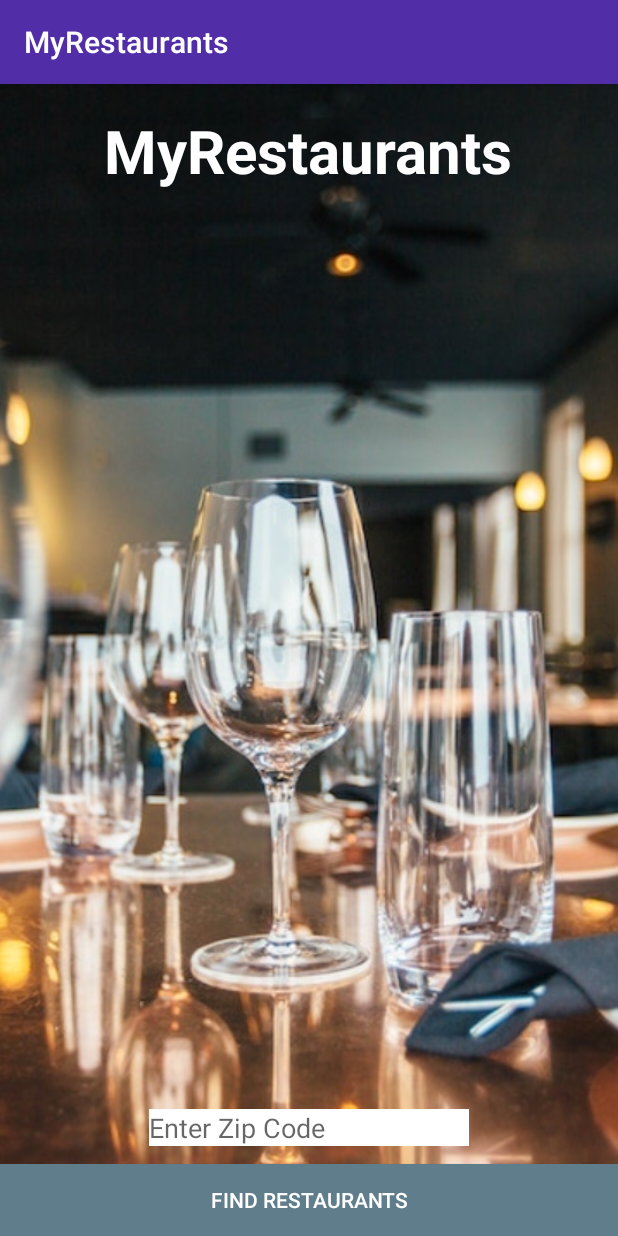
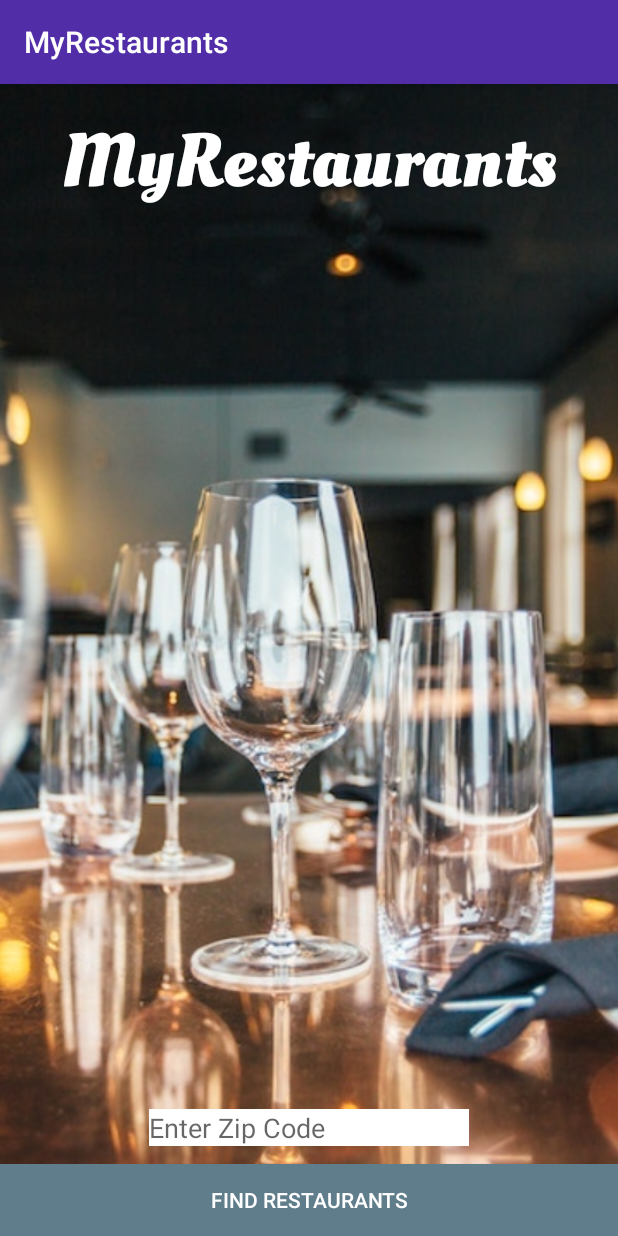
Before and after one commit to joe-kramer/MyRestaurants, an Android app: the screen it shows after launch (MainActivity), on a phone screen of 412 x 824 dp. Run offline under Robolectric (Android 15) with nearby library versions, the phone set to English and light mode, and no system bars.

Commit message:
add custom font to title

```diff
--- a/app/src/main/java/com/joekramer/myrestaurants/MainActivity.java
+++ b/app/src/main/java/com/joekramer/myrestaurants/MainActivity.java
@@ -1,6 +1,7 @@
 package com.joekramer.myrestaurants;
 
 import android.content.Intent;
+import android.graphics.Typeface;
 import android.nfc.Tag;
 import android.support.v7.app.AppCompatActivity;
 import android.os.Bundle;
@@ -8,17 +9,23 @@ import android.util.Log;
 import android.view.View;
 import android.widget.Button;
 import android.widget.EditText;
+import android.widget.TextView;
 import android.widget.Toast;
 
 public class MainActivity extends AppCompatActivity {
     private static final String TAG = MainActivity.class.getSimpleName();
     private Button mFindRestaurantsButton;
     private EditText mLocationEditText;
+    private TextView mAppNameTextView;
 
     @Override
     protected void onCreate(Bundle savedInstanceState) {
         super.onCreate(savedInstanceState);
         setContentView(R.layout.activity_main);
+
+        mAppNameTextView = (TextView) findViewById(R.id.appNameTextView);
+        Typeface oleoFont = Typeface.createFromAsset(getAssets(), "fonts/oleoscriptbold.ttf");
+        mAppNameTextView.setTypeface(oleoFont);
 
         mLocationEditText = (EditText) findViewById(R.id.locationEditText);
         mFindRestaurantsButton = (Button) findViewById(R.id.findRestaurantsButton);
--- a/app/src/main/res/layout/activity_main.xml
+++ b/app/src/main/res/layout/activity_main.xml
@@ -21,7 +21,7 @@
         android:layout_height="wrap_content"
         android:text="MyRestaurants"
         android:textColor="@color/colorIcons"
-        android:textSize="40sp"
+        android:textSize="50sp"
         android:textStyle="bold"
         app:layout_constraintBottom_toBottomOf="parent"
         app:layout_constraintLeft_toLeftOf="parent"
```
Also changed, not shown: app/src/main/assets/fonts/oleoscriptbold.ttf (added).
